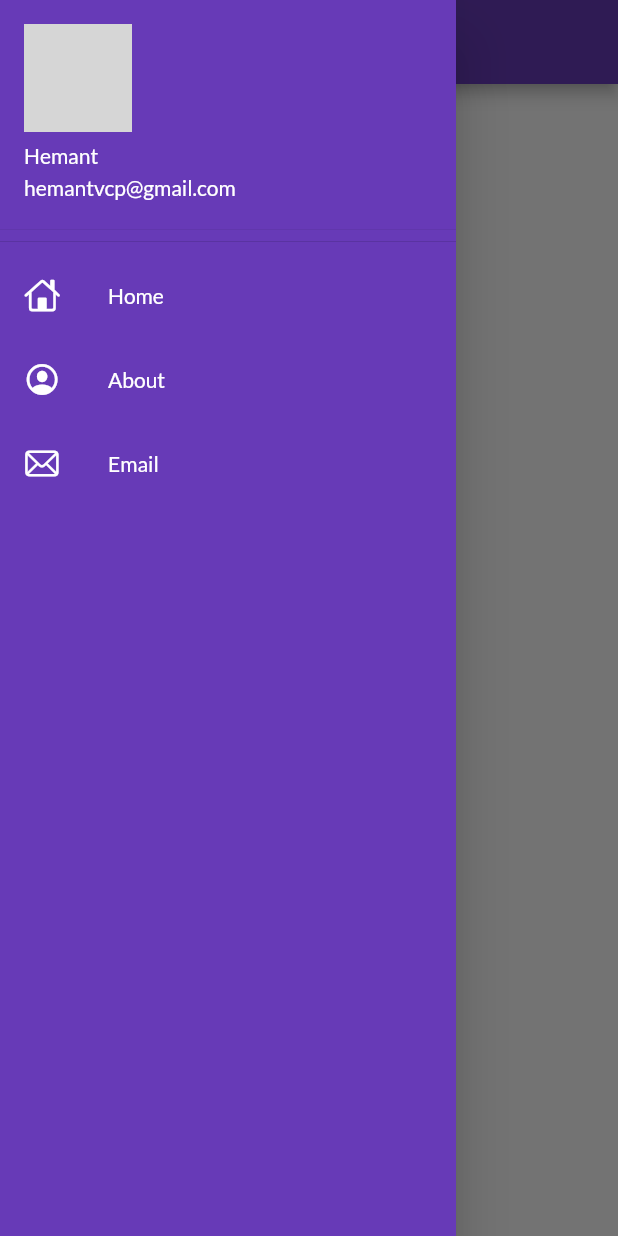
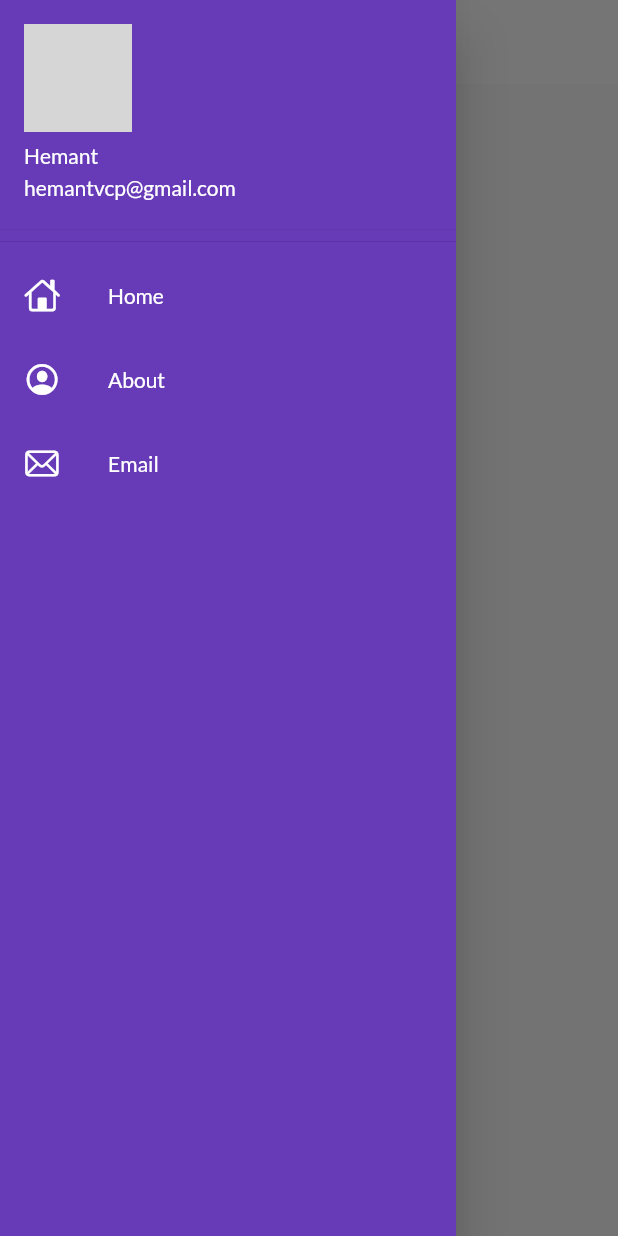
Before and after one commit to hemantvc/flutter30days, a Flutter app: the screen it shows after launch, with the side drawer open, on a phone screen of 412 x 824 dp. Run offline on Flutter 3.47's test engine with Material 2 defaults, Android fonts, the phone set to English and light mode, and no system bars; our stand-ins replace google_fonts; network calls fail; grey boxes are pictures that could not be loaded.

Commit message:
Theme added in separate clas

```diff
--- a/lib/main.dart
+++ b/lib/main.dart
@@ -1,6 +1,7 @@
 import 'package:dart_5_days/pages/home_page.dart';
 import 'package:dart_5_days/pages/login_page.dart';
 import 'package:dart_5_days/utils/routes.dart';
+import 'package:dart_5_days/widget/themes.dart';
 import 'package:flutter/material.dart';
 import 'package:google_fonts/google_fonts.dart';
 
@@ -15,9 +16,7 @@ class MyApp extends StatelessWidget {
   Widget build(BuildContext context) {
     return MaterialApp(
       themeMode: ThemeMode.light,
-      theme: ThemeData(
-          primarySwatch: Colors.deepPurple,
-          fontFamily: GoogleFonts.lato().fontFamily),
+      theme: AppThemeData.lightTheme(context),
       routes: {
         "/": (context) => HomePage(),
         MyRoutes.homeRoute: (context) => HomePage(),
--- /dev/null
+++ b/lib/widget/themes.dart
@@ -0,0 +1,14 @@
+import 'package:flutter/material.dart';
+import 'package:google_fonts/google_fonts.dart';
+
+class AppThemeData {
+  static ThemeData lightTheme(BuildContext context) => ThemeData(
+      primarySwatch: Colors.deepPurple,
+      fontFamily: GoogleFonts.lato().fontFamily,
+      appBarTheme: AppBarTheme(
+          color: Colors.white,
+          elevation: 0.0,
+          iconTheme: IconThemeData(
+            color: Colors.black,
+          )));
+}
```
